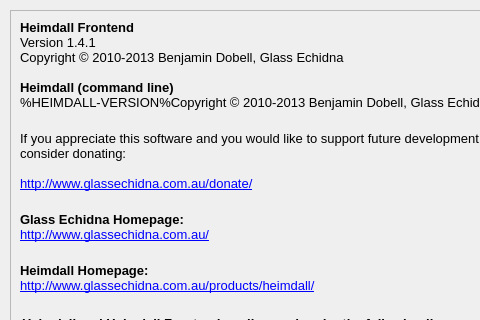
Before: the Qt Designer form heimdall-frontend/aboutform.ui in Benjamin-Dobell/Heimdall, drawn with Qt 5; both pictures show x 0 to 480 and y 0 to 320 of the 581 by 491 pixel window.
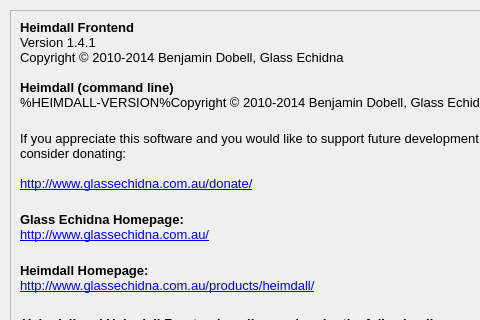
After: the same form once the commit is applied.

Commit message: Updated copyright notices to 2014

```diff
--- a/heimdall-frontend/aboutform.ui
+++ b/heimdall-frontend/aboutform.ui
@@ -115,10 +115,10 @@
 &lt;/style&gt;&lt;/head&gt;&lt;body style=&quot; font-family:'MS Shell Dlg 2'; font-size:10pt; font-weight:400; font-style:normal;&quot;&gt;
 &lt;p style=&quot; margin-top:0px; margin-bottom:0px; margin-left:0px; margin-right:0px; -qt-block-indent:0; text-indent:0px;&quot;&gt;&lt;span style=&quot; font-weight:600;&quot;&gt;Heimdall Frontend&lt;/span&gt;&lt;/p&gt;
 &lt;p style=&quot; margin-top:0px; margin-bottom:0px; margin-left:0px; margin-right:0px; -qt-block-indent:0; text-indent:0px;&quot;&gt;Version 1.4.1&lt;/p&gt;
-&lt;p style=&quot; margin-top:0px; margin-bottom:0px; margin-left:0px; margin-right:0px; -qt-block-indent:0; text-indent:0px;&quot;&gt;Copyright © 2010-2013 Benjamin Dobell, Glass Echidna&lt;/p&gt;
+&lt;p style=&quot; margin-top:0px; margin-bottom:0px; margin-left:0px; margin-right:0px; -qt-block-indent:0; text-indent:0px;&quot;&gt;Copyright © 2010-2014 Benjamin Dobell, Glass Echidna&lt;/p&gt;
 &lt;p style=&quot;-qt-paragraph-type:empty; margin-top:0px; margin-bottom:0px; margin-left:0px; margin-right:0px; -qt-block-indent:0; text-indent:0px;&quot;&gt;&lt;/p&gt;
 &lt;p style=&quot; margin-top:0px; margin-bottom:0px; margin-left:0px; margin-right:0px; -qt-block-indent:0; text-indent:0px;&quot;&gt;&lt;span style=&quot; font-weight:600;&quot;&gt;Heimdall (command line)&lt;/span&gt;&lt;/p&gt;
-&lt;p style=&quot; margin-top:0px; margin-bottom:0px; margin-left:0px; margin-right:0px; -qt-block-indent:0; text-indent:0px;&quot;&gt;%HEIMDALL-VERSION%Copyright © 2010-2013 Benjamin Dobell, Glass Echidna&lt;/p&gt;
+&lt;p style=&quot; margin-top:0px; margin-bottom:0px; margin-left:0px; margin-right:0px; -qt-block-indent:0; text-indent:0px;&quot;&gt;%HEIMDALL-VERSION%Copyright © 2010-2014 Benjamin Dobell, Glass Echidna&lt;/p&gt;
 &lt;p style=&quot;-qt-paragraph-type:empty; margin-top:0px; margin-bottom:0px; margin-left:0px; margin-right:0px; -qt-block-indent:0; text-indent:0px;&quot;&gt;&lt;/p&gt;&lt;/body&gt;&lt;/html&gt;</string>
          </property>
          <property name="textFormat">
```
The commit also changes 74 other files.
